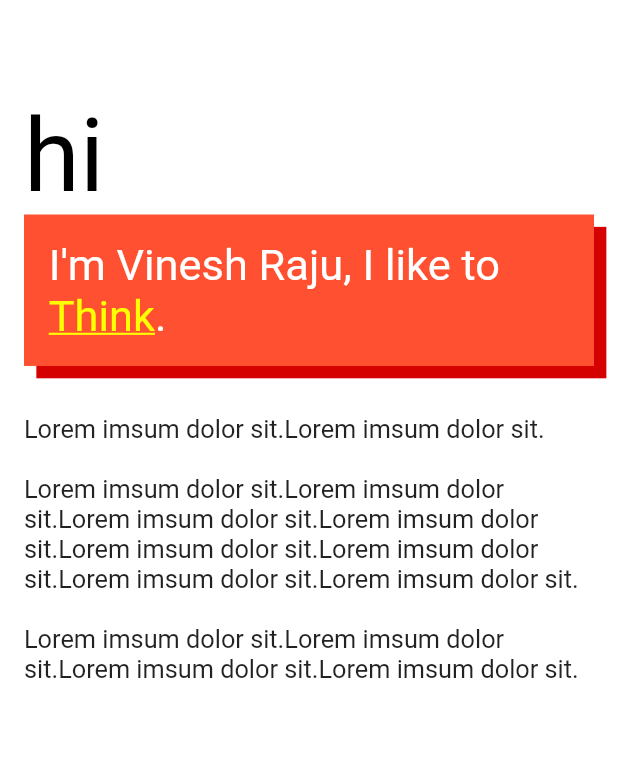
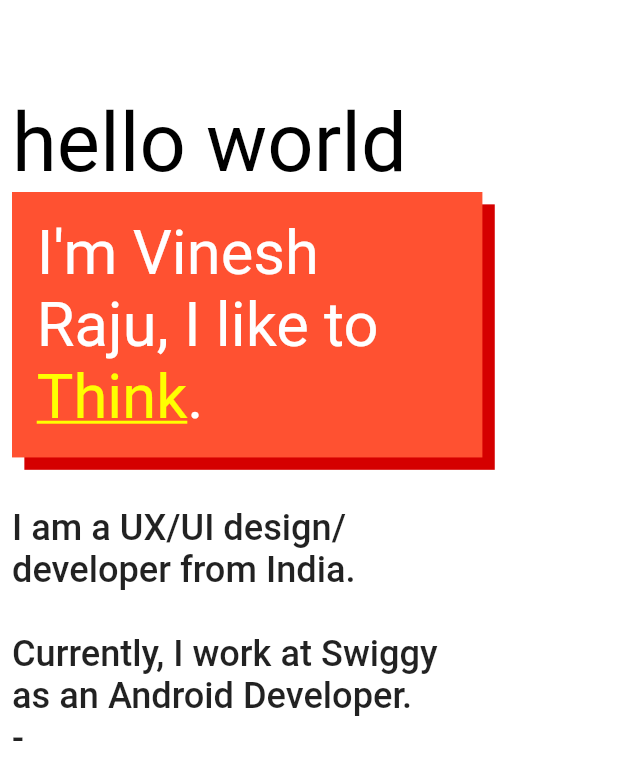
Before and after one commit to theVinesh/thevinesh.com-flutter, a Flutter app: the PageBody widget shown alone on an empty page, opened directly, on a phone screen of 412 x 824 dp. Shown: the top 780 px of the screen. Run offline on Flutter 3.47's test engine with Material 2 defaults, Android fonts, the phone set to English and light mode, and no system bars; our stand-ins replace bloc, equatable, flutter_bloc, google_fonts.

```diff
--- a/lib/components/components.dart
+++ b/lib/components/components.dart
@@ -1,2 +1,3 @@
 export './navbar.dart';
 export './page_body.dart';
+export './footer.dart';
--- a/lib/components/page_body.dart
+++ b/lib/components/page_body.dart
@@ -2,14 +2,22 @@ import 'package:flutter/material.dart';
 import 'package:flutter_bloc/flutter_bloc.dart';
 import 'package:thevinesh/page/page.dart';
 import 'package:thevinesh/screens/screens.dart';
+import 'package:thevinesh/utils/screen_size_config.dart';
 import 'package:thevinesh/widgets/widgets.dart';
 
 class PageBody extends StatelessWidget {
   @override
   Widget build(BuildContext context) {
+    SizeConfig().init(context);
     return Container(
-      constraints: BoxConstraints(minWidth: 500, maxWidth: 1000),
-      padding: EdgeInsets.symmetric(vertical: 64, horizontal: 16),
+      constraints: BoxConstraints(
+          minHeight: SizeConfig.blockSizeVertical * 90,
+          minWidth: SizeConfig.blockSizeHorizontal * 25,
+          maxWidth: SizeConfig.blockSizeHorizontal * 80),
+      padding: EdgeInsets.symmetric(
+        vertical: 64,
+        horizontal: 8,
+      ),
       alignment: Alignment.topCenter,
       child: BlocBuilder<PageBloc, PageState>(
         builder: (context, state) => _buildPage(context, state),
--- a/lib/main.dart
+++ b/lib/main.dart
@@ -33,6 +33,7 @@ class SiteApp extends StatelessWidget {
               children: [
                 NavBar(),
                 PageBody(),
+                Footer(),
               ],
             ),
           ),
--- a/lib/screens/home.dart
+++ b/lib/screens/home.dart
@@ -10,6 +10,8 @@ class ScreenHome extends StatelessWidget {
     "Think",
     "Design",
     "Code",
+    "Read",
+    "Learn",
     "Make",
     "Sing",
     "Sketch",
@@ -32,9 +34,9 @@ class ScreenHome extends StatelessWidget {
       children: [
         RichText(
           text: TextSpan(
-            style: Theme.of(context).textTheme.headline2,
+            style: Theme.of(context).textTheme.headline3,
             children: [
-              TextSpan(text: "hi"),
+              TextSpan(text: "hello world"),
             ],
           ),
           textScaleFactor: SizeConfig.textScaleFactor,
@@ -42,11 +44,11 @@ class ScreenHome extends StatelessWidget {
         _heroView(context),
         RichText(
           text: TextSpan(
-            style: Theme.of(context).textTheme.bodyText2,
+            style: Theme.of(context).textTheme.headline6,
             children: [
               TextSpan(
                   text:
-                      "Lorem imsum dolor sit.Lorem imsum dolor sit.\n\nLorem imsum dolor sit.Lorem imsum dolor sit.Lorem imsum dolor sit.Lorem imsum dolor sit.Lorem imsum dolor sit.Lorem imsum dolor sit.Lorem imsum dolor sit.Lorem imsum dolor sit.\n\nLorem imsum dolor sit.Lorem imsum dolor sit.Lorem imsum dolor sit.Lorem imsum dolor sit."),
+                      "I am a UX/UI design/developer from India.\n\nCurrently, I work at Swiggy as an Android Developer.\n-"),
             ],
           ),
           textScaleFactor: SizeConfig.textScaleFactor,
@@ -67,7 +69,7 @@ class ScreenHome extends StatelessWidget {
           }
         },
         child: Padding(
-          padding: EdgeInsets.only(bottom: 32),
+          padding: EdgeInsets.only(bottom: 4 * SizeConfig.biggestBlock),
           child: ShadowBoxView(
             minHeight: 8 * SizeConfig.blockSizeVertical,
             padding: EdgeInsets.all(2 * SizeConfig.biggestBlock),
@@ -76,7 +78,7 @@ class ScreenHome extends StatelessWidget {
                 return RichText(
                   textScaleFactor: SizeConfig.textScaleFactor,
                   text: TextSpan(
-                    style: Theme.of(context).primaryTextTheme.headline5,
+                    style: Theme.of(context).primaryTextTheme.headline4,
                     children: [
                       TextSpan(
                         text: "I'm Vinesh Raju, I like to ",
@@ -84,10 +86,10 @@ class ScreenHome extends StatelessWidget {
                       if (state is TextCycleNext)
                         TextSpan(
                           text: _verbs[state.index % _verbs.length],
-                          style: Theme.of(context).textTheme.headline5.copyWith(
+                          style: Theme.of(context).textTheme.headline4.copyWith(
                                 decoration: TextDecoration.underline,
-                                color:
-                                    _roleColors[state.index % _roleColors.length],
+                                color: _roleColors[
+                                    state.index % _roleColors.length],
                               ),
                         ),
                       TextSpan(
```
Also changed, not shown: lib/components/footer.dart (added, +21 -0 lines), lib/widgets/text_background_view.dart (+7 -9 lines).
